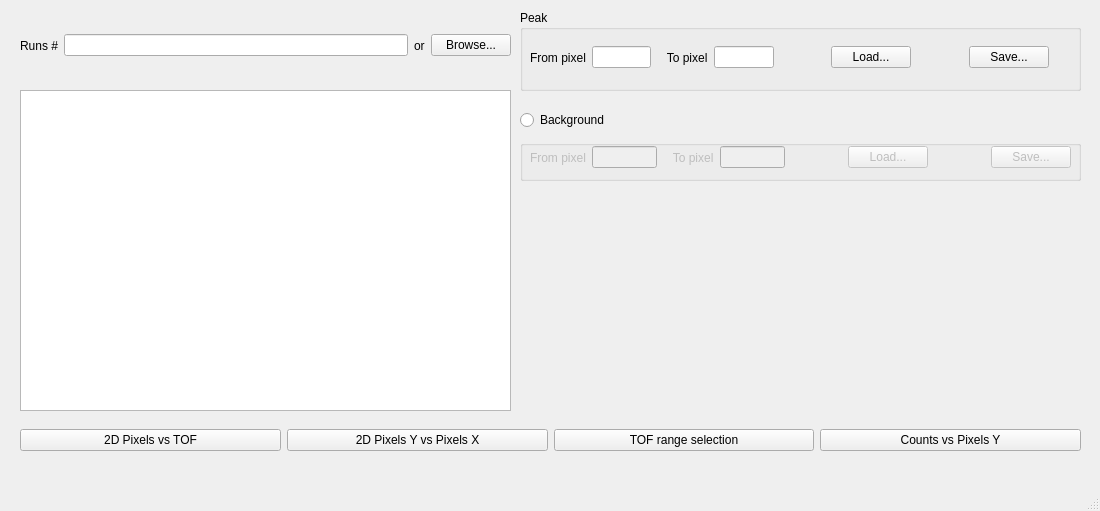
This is Code/Mantid/scripts/Interface/ui/reflectometer/norm_refl.ui in mantidproject/mantid as Qt 5 draws it before an edit. The edited form follows.
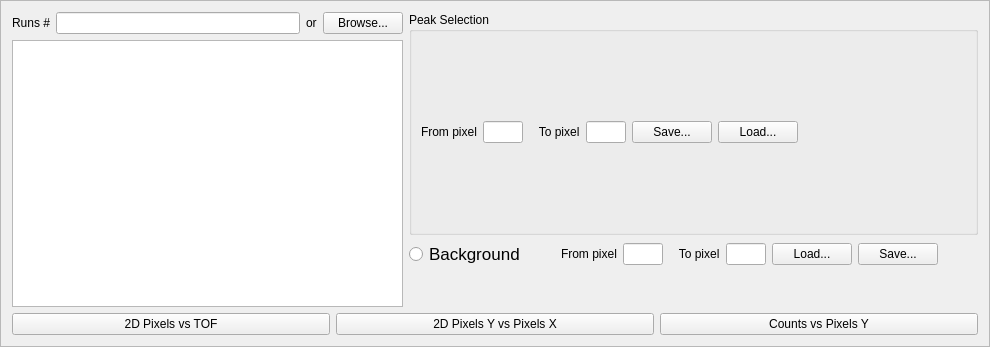
This is the edited form.

Patch:
```diff
--- a/Code/Mantid/scripts/Interface/ui/reflectometer/norm_refl.ui
+++ b/Code/Mantid/scripts/Interface/ui/reflectometer/norm_refl.ui
@@ -1,38 +1,42 @@
 <?xml version="1.0" encoding="UTF-8"?>
 <ui version="4.0">
- <class>DataRefl</class>
- <widget class="QMainWindow" name="DataRefl">
+ <class>Frame</class>
+ <widget class="QFrame" name="Frame">
   <property name="geometry">
    <rect>
     <x>0</x>
     <y>0</y>
-    <width>1100</width>
-    <height>511</height>
+    <width>990</width>
+    <height>347</height>
    </rect>
   </property>
   <property name="windowTitle">
    <string>MainWindow</string>
   </property>
-  <widget class="QWidget" name="centralwidget">
-   <widget class="QWidget" name="horizontalLayoutWidget">
-    <property name="geometry">
-     <rect>
-      <x>20</x>
-      <y>20</y>
-      <width>491</width>
-      <height>51</height>
-     </rect>
-    </property>
-    <layout class="QHBoxLayout" name="horizontalLayout">
+  <property name="frameShape">
+   <enum>QFrame::StyledPanel</enum>
+  </property>
+  <property name="frameShadow">
+   <enum>QFrame::Raised</enum>
+  </property>
+  <layout class="QVBoxLayout" name="verticalLayout_5">
      <item>
-      <widget class="QLabel" name="label">
+    <layout class="QVBoxLayout" name="verticalLayout_3">
+     <item>
+      <layout class="QHBoxLayout" name="horizontalLayout_11">
+       <item>
+        <layout class="QVBoxLayout" name="verticalLayout_2">
+         <item>
+          <layout class="QHBoxLayout" name="horizontalLayout_5">
+           <item>
+            <widget class="QLabel" name="label_6">
        <property name="text">
         <string>Runs #</string>
        </property>
       </widget>
      </item>
      <item>
-      <widget class="QLineEdit" name="lineEdit">
+            <widget class="QLineEdit" name="lineEdit_4">
        <property name="statusTip">
         <string/>
        </property>
@@ -42,39 +46,143 @@
       </widget>
      </item>
      <item>
-      <widget class="QLabel" name="label_2">
+            <widget class="QLabel" name="label_9">
        <property name="text">
         <string>or</string>
        </property>
       </widget>
      </item>
      <item>
-      <widget class="QPushButton" name="pushButton">
+            <widget class="QPushButton" name="pushButton_4">
        <property name="text">
         <string>Browse...</string>
        </property>
       </widget>
      </item>
     </layout>
-   </widget>
-   <widget class="QTableWidget" name="tableWidget">
-    <property name="geometry">
-     <rect>
-      <x>20</x>
-      <y>90</y>
-      <width>491</width>
-      <height>321</height>
-     </rect>
-    </property>
-   </widget>
+         </item>
+         <item>
+          <widget class="QTableWidget" name="tableWidget"/>
+         </item>
+        </layout>
+       </item>
+       <item>
+        <layout class="QVBoxLayout" name="verticalLayout_4">
+         <item>
+          <widget class="QGroupBox" name="groupBox">
+           <property name="title">
+            <string>Peak Selection</string>
+           </property>
+           <layout class="QHBoxLayout" name="horizontalLayout">
+            <item>
+             <layout class="QVBoxLayout" name="verticalLayout">
+              <item>
+               <layout class="QHBoxLayout" name="horizontalLayout_3">
+                <property name="sizeConstraint">
+                 <enum>QLayout::SetDefaultConstraint</enum>
+                </property>
+                <item>
+                 <widget class="QLabel" name="label_4">
+                  <property name="text">
+                   <string>From pixel</string>
+                  </property>
+                 </widget>
+                </item>
+                <item>
+                 <widget class="QLineEdit" name="lineEdit_2">
+                  <property name="sizePolicy">
+                   <sizepolicy hsizetype="Fixed" vsizetype="Fixed">
+                    <horstretch>0</horstretch>
+                    <verstretch>0</verstretch>
+                   </sizepolicy>
+                  </property>
+                  <property name="minimumSize">
+                   <size>
+                    <width>40</width>
+                    <height>0</height>
+                   </size>
+                  </property>
+                  <property name="maximumSize">
+                   <size>
+                    <width>40</width>
+                    <height>16777215</height>
+                   </size>
+                  </property>
+                 </widget>
+                </item>
+                <item>
+                 <widget class="QLabel" name="label_5">
+                  <property name="text">
+                   <string>   To pixel</string>
+                  </property>
+                 </widget>
+                </item>
+                <item>
+                 <widget class="QLineEdit" name="lineEdit_3">
+                  <property name="sizePolicy">
+                   <sizepolicy hsizetype="Fixed" vsizetype="Fixed">
+                    <horstretch>0</horstretch>
+                    <verstretch>0</verstretch>
+                   </sizepolicy>
+                  </property>
+                  <property name="minimumSize">
+                   <size>
+                    <width>40</width>
+                    <height>0</height>
+                   </size>
+                  </property>
+                  <property name="maximumSize">
+                   <size>
+                    <width>40</width>
+                    <height>16777215</height>
+                   </size>
+                  </property>
+                 </widget>
+                </item>
+                <item>
+                 <widget class="QPushButton" name="pushButton_11">
+                  <property name="text">
+                   <string>Save...</string>
+                  </property>
+                 </widget>
+                </item>
+                <item>
+                 <widget class="QPushButton" name="pushButton_10">
+                  <property name="text">
+                   <string>Load...</string>
+                  </property>
+                 </widget>
+                </item>
+                <item>
+                 <spacer name="horizontalSpacer_8">
+                  <property name="orientation">
+                   <enum>Qt::Horizontal</enum>
+                  </property>
+                  <property name="sizeHint" stdset="0">
+                   <size>
+                    <width>40</width>
+                    <height>20</height>
+                   </size>
+                  </property>
+                 </spacer>
+                </item>
+               </layout>
+              </item>
+             </layout>
+            </item>
+           </layout>
+          </widget>
+         </item>
+         <item>
+          <layout class="QHBoxLayout" name="horizontalLayout_8">
+           <item>
    <widget class="QRadioButton" name="radioButton_10">
-    <property name="geometry">
-     <rect>
-      <x>520</x>
-      <y>110</y>
-      <width>103</width>
-      <height>20</height>
-     </rect>
+             <property name="font">
+              <font>
+               <pointsize>13</pointsize>
+               <weight>50</weight>
+               <bold>false</bold>
+              </font>
     </property>
     <property name="text">
      <string>Background</string>
@@ -83,31 +191,23 @@
      <bool>false</bool>
     </property>
    </widget>
-   <widget class="QGroupBox" name="groupBox_2">
-    <property name="enabled">
-     <bool>false</bool>
-    </property>
-    <property name="geometry">
-     <rect>
-      <x>520</x>
-      <y>140</y>
-      <width>561</width>
-      <height>41</height>
-     </rect>
-    </property>
-    <property name="title">
-     <string/>
-    </property>
-    <widget class="QWidget" name="horizontalLayoutWidget_4">
-     <property name="geometry">
-      <rect>
-       <x>10</x>
-       <y>0</y>
-       <width>541</width>
-       <height>35</height>
-      </rect>
-     </property>
-     <layout class="QHBoxLayout" name="horizontalLayout_8">
+           </item>
+           <item>
+            <spacer name="horizontalSpacer_12">
+             <property name="orientation">
+              <enum>Qt::Horizontal</enum>
+             </property>
+             <property name="sizeType">
+              <enum>QSizePolicy::Fixed</enum>
+             </property>
+             <property name="sizeHint" stdset="0">
+              <size>
+               <width>30</width>
+               <height>20</height>
+              </size>
+             </property>
+            </spacer>
+           </item>
       <item>
        <widget class="QLabel" name="label_12">
         <property name="text">
@@ -116,7 +216,32 @@
        </widget>
       </item>
       <item>
-       <widget class="QLineEdit" name="lineEdit_8"/>
+            <widget class="QLineEdit" name="lineEdit_8">
+             <property name="sizePolicy">
+              <sizepolicy hsizetype="Fixed" vsizetype="Fixed">
+               <horstretch>0</horstretch>
+               <verstretch>0</verstretch>
+              </sizepolicy>
+             </property>
+             <property name="minimumSize">
+              <size>
+               <width>40</width>
+               <height>0</height>
+              </size>
+             </property>
+             <property name="maximumSize">
+              <size>
+               <width>40</width>
+               <height>16777215</height>
+              </size>
+             </property>
+             <property name="baseSize">
+              <size>
+               <width>0</width>
+               <height>0</height>
+              </size>
+             </property>
+            </widget>
       </item>
       <item>
        <widget class="QLabel" name="label_13">
@@ -126,20 +251,26 @@
        </widget>
       </item>
       <item>
-       <widget class="QLineEdit" name="lineEdit_9"/>
-      </item>
-      <item>
-       <spacer name="horizontalSpacer_10">
-        <property name="orientation">
-         <enum>Qt::Horizontal</enum>
-        </property>
-        <property name="sizeHint" stdset="0">
+            <widget class="QLineEdit" name="lineEdit_9">
+             <property name="sizePolicy">
+              <sizepolicy hsizetype="Fixed" vsizetype="Fixed">
+               <horstretch>0</horstretch>
+               <verstretch>0</verstretch>
+              </sizepolicy>
+             </property>
+             <property name="minimumSize">
          <size>
-          <width>100</width>
-          <height>20</height>
-         </size>
-        </property>
-       </spacer>
+               <width>40</width>
+               <height>0</height>
+              </size>
+             </property>
+             <property name="maximumSize">
+              <size>
+               <width>40</width>
+               <height>16777215</height>
+              </size>
+             </property>
+            </widget>
       </item>
       <item>
        <widget class="QPushButton" name="pushButton_8">
@@ -148,19 +279,6 @@
         </property>
        </widget>
       </item>
-      <item>
-       <spacer name="horizontalSpacer_11">
-        <property name="orientation">
-         <enum>Qt::Horizontal</enum>
-        </property>
-        <property name="sizeHint" stdset="0">
-         <size>
-          <width>100</width>
-          <height>20</height>
-         </size>
-        </property>
-       </spacer>
-      </item>
       <item>
        <widget class="QPushButton" name="pushButton_9">
         <property name="text">
@@ -168,71 +286,6 @@
         </property>
        </widget>
       </item>
-     </layout>
-    </widget>
-   </widget>
-   <widget class="QGroupBox" name="groupBox_3">
-    <property name="geometry">
-     <rect>
-      <x>520</x>
-      <y>10</y>
-      <width>561</width>
-      <height>81</height>
-     </rect>
-    </property>
-    <property name="title">
-     <string>Peak</string>
-    </property>
-    <widget class="QWidget" name="horizontalLayoutWidget_3">
-     <property name="geometry">
-      <rect>
-       <x>10</x>
-       <y>30</y>
-       <width>519</width>
-       <height>35</height>
-      </rect>
-     </property>
-     <layout class="QHBoxLayout" name="horizontalLayout_3">
-      <item>
-       <widget class="QLabel" name="label_4">
-        <property name="text">
-         <string>From pixel</string>
-        </property>
-       </widget>
-      </item>
-      <item>
-       <widget class="QLineEdit" name="lineEdit_2"/>
-      </item>
-      <item>
-       <widget class="QLabel" name="label_5">
-        <property name="text">
-         <string>   To pixel</string>
-        </property>
-       </widget>
-      </item>
-      <item>
-       <widget class="QLineEdit" name="lineEdit_3"/>
-      </item>
-      <item>
-       <spacer name="horizontalSpacer">
-        <property name="orientation">
-         <enum>Qt::Horizontal</enum>
-        </property>
-        <property name="sizeHint" stdset="0">
-         <size>
-          <width>100</width>
-          <height>20</height>
-         </size>
-        </property>
-       </spacer>
-      </item>
-      <item>
-       <widget class="QPushButton" name="pushButton_2">
-        <property name="text">
-         <string>Load...</string>
-        </property>
-       </widget>
-      </item>
       <item>
        <spacer name="horizontalSpacer_2">
         <property name="orientation">
@@ -240,74 +293,62 @@
         </property>
         <property name="sizeHint" stdset="0">
          <size>
-          <width>100</width>
+               <width>40</width>
           <height>20</height>
          </size>
         </property>
        </spacer>
       </item>
+          </layout>
+         </item>
       <item>
-       <widget class="QPushButton" name="pushButton_3">
-        <property name="text">
-         <string>Save...</string>
-        </property>
-       </widget>
-      </item>
-     </layout>
-    </widget>
-   </widget>
-   <widget class="QWidget" name="horizontalLayoutWidget_6">
-    <property name="geometry">
-     <rect>
-      <x>20</x>
-      <y>420</y>
-      <width>1061</width>
-      <height>41</height>
-     </rect>
-    </property>
-    <layout class="QHBoxLayout" name="horizontalLayout_4">
-     <item>
-      <widget class="QPushButton" name="pushButton_4">
-       <property name="text">
-        <string>2D Pixels vs TOF</string>
-       </property>
-      </widget>
-     </item>
+          <spacer name="verticalSpacer_2">
+           <property name="orientation">
+            <enum>Qt::Vertical</enum>
+           </property>
+           <property name="sizeType">
+            <enum>QSizePolicy::Fixed</enum>
+           </property>
+           <property name="sizeHint" stdset="0">
+            <size>
+             <width>20</width>
+             <height>40</height>
+            </size>
+           </property>
+          </spacer>
+         </item>
+        </layout>
+       </item>
+      </layout>
+     </item>
+     <item>
+      <layout class="QHBoxLayout" name="horizontalLayout_7">
      <item>
       <widget class="QPushButton" name="pushButton_5">
        <property name="text">
-        <string>2D Pixels Y vs Pixels X</string>
-       </property>
-      </widget>
-     </item>
-     <item>
-      <widget class="QPushButton" name="pushButton_6">
-       <property name="text">
-        <string>TOF range selection</string>
+          <string>2D Pixels vs TOF</string>
        </property>
       </widget>
      </item>
      <item>
       <widget class="QPushButton" name="pushButton_7">
        <property name="text">
+          <string>2D Pixels Y vs Pixels X</string>
+         </property>
+        </widget>
+       </item>
+       <item>
+        <widget class="QPushButton" name="pushButton_12">
+         <property name="text">
         <string>Counts vs Pixels Y</string>
        </property>
       </widget>
      </item>
     </layout>
-   </widget>
-  </widget>
-  <widget class="QMenuBar" name="menubar">
-   <property name="geometry">
-    <rect>
-     <x>0</x>
-     <y>0</y>
-     <width>1100</width>
-     <height>22</height>
-    </rect>
-   </property>
-  </widget>
-  <widget class="QStatusBar" name="statusbar"/>
+     </item>
+    </layout>
+   </item>
+  </layout>
  </widget>
  <resources/>
  <connections/>
```
Left out of the diff: 2 changed lines with no effect on the pictures. Lines whose indentation alone changed are shown as unchanged.
